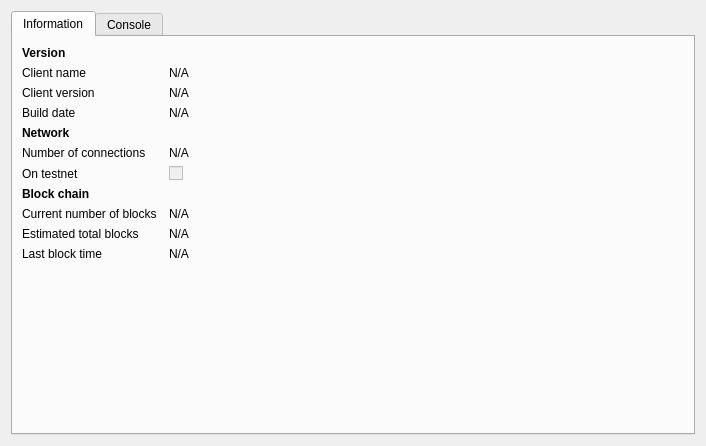
The window that src/qt/forms/rpcconsole.ui (ezaruba/paccoin-v2) describes before a commit, drawn with Qt 5.
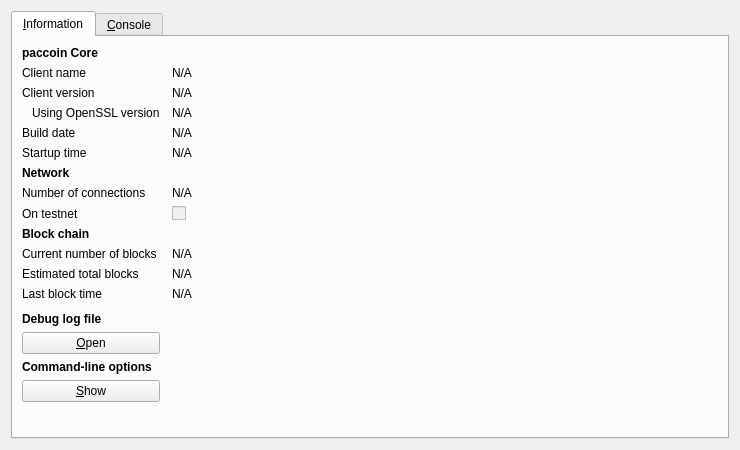
The same window after the commit. Icons and pictures are not drawn.

Commit message:
Wallet Interface
Changes to Wallet Interface

```diff
--- a/src/qt/forms/rpcconsole.ui
+++ b/src/qt/forms/rpcconsole.ui
@@ -6,8 +6,8 @@
    <rect>
     <x>0</x>
     <y>0</y>
-    <width>706</width>
-    <height>446</height>
+    <width>740</width>
+    <height>450</height>
    </rect>
   </property>
   <property name="windowTitle">
@@ -21,12 +21,25 @@
      </property>
      <widget class="QWidget" name="tab_info">
       <attribute name="title">
-       <string>Information</string>
+       <string>&amp;Information</string>
       </attribute>
       <layout class="QGridLayout" name="gridLayout" columnstretch="0,1">
        <property name="horizontalSpacing">
         <number>12</number>
        </property>
+       <item row="0" column="0">
+        <widget class="QLabel" name="label_9">
+         <property name="font">
+          <font>
+           <weight>75</weight>
+           <bold>true</bold>
+          </font>
+         </property>
+         <property name="text">
+          <string>paccoin Core</string>
+         </property>
+        </widget>
+       </item>
        <item row="1" column="0">
         <widget class="QLabel" name="label_5">
          <property name="text">
@@ -67,20 +80,79 @@
          </property>
         </widget>
        </item>
-       <item row="0" column="0">
-        <widget class="QLabel" name="label_9">
-         <property name="font">
-          <font>
-           <weight>75</weight>
-           <bold>true</bold>
-          </font>
+       <item row="3" column="0">
+        <widget class="QLabel" name="label_14">
+         <property name="text">
+          <string>Using OpenSSL version</string>
          </property>
+         <property name="indent">
+          <number>10</number>
+         </property>
+        </widget>
+       </item>
+       <item row="3" column="1">
+        <widget class="QLabel" name="openSSLVersion">
+         <property name="cursor">
+          <cursorShape>IBeamCursor</cursorShape>
+         </property>
          <property name="text">
-          <string>Version</string>
+          <string>N/A</string>
+         </property>
+         <property name="textFormat">
+          <enum>Qt::PlainText</enum>
+         </property>
+         <property name="textInteractionFlags">
+          <set>Qt::LinksAccessibleByMouse|Qt::TextSelectableByKeyboard|Qt::TextSelectableByMouse</set>
          </property>
         </widget>
        </item>
        <item row="4" column="0">
+        <widget class="QLabel" name="label_12">
+         <property name="text">
+          <string>Build date</string>
+         </property>
+        </widget>
+       </item>
+       <item row="4" column="1">
+        <widget class="QLabel" name="buildDate">
+         <property name="cursor">
+          <cursorShape>IBeamCursor</cursorShape>
+         </property>
+         <property name="text">
+          <string>N/A</string>
+         </property>
+         <property name="textFormat">
+          <enum>Qt::PlainText</enum>
+         </property>
+         <property name="textInteractionFlags">
+          <set>Qt::LinksAccessibleByMouse|Qt::TextSelectableByKeyboard|Qt::TextSelectableByMouse</set>
+         </property>
+        </widget>
+       </item>
+       <item row="5" column="0">
+        <widget class="QLabel" name="label_13">
+         <property name="text">
+          <string>Startup time</string>
+         </property>
+        </widget>
+       </item>
+       <item row="5" column="1">
+        <widget class="QLabel" name="startupTime">
+         <property name="cursor">
+          <cursorShape>IBeamCursor</cursorShape>
+         </property>
+         <property name="text">
+          <string>N/A</string>
+         </property>
+         <property name="textFormat">
+          <enum>Qt::PlainText</enum>
+         </property>
+         <property name="textInteractionFlags">
+          <set>Qt::LinksAccessibleByMouse|Qt::TextSelectableByKeyboard|Qt::TextSelectableByMouse</set>
+         </property>
+        </widget>
+       </item>
+       <item row="6" column="0">
         <widget class="QLabel" name="label_11">
          <property name="font">
           <font>
@@ -93,14 +165,14 @@
          </property>
         </widget>
        </item>
-       <item row="5" column="0">
+       <item row="7" column="0">
         <widget class="QLabel" name="label_7">
          <property name="text">
           <string>Number of connections</string>
          </property>
         </widget>
        </item>
-       <item row="5" column="1">
+       <item row="7" column="1">
         <widget class="QLabel" name="numberOfConnections">
          <property name="text">
           <string>N/A</string>
@@ -113,14 +185,14 @@
          </property>
         </widget>
        </item>
-       <item row="6" column="0">
+       <item row="8" column="0">
         <widget class="QLabel" name="label_8">
          <property name="text">
           <string>On testnet</string>
          </property>
         </widget>
        </item>
-       <item row="6" column="1">
+       <item row="8" column="1">
         <widget class="QCheckBox" name="isTestNet">
          <property name="enabled">
           <bool>false</bool>
@@ -130,7 +202,7 @@
          </property>
         </widget>
        </item>
-       <item row="7" column="0">
+       <item row="9" column="0">
         <widget class="QLabel" name="label_10">
          <property name="font">
           <font>
@@ -143,14 +215,14 @@
          </property>
         </widget>
        </item>
-       <item row="8" column="0">
+       <item row="10" column="0">
         <widget class="QLabel" name="label_3">
          <property name="text">
           <string>Current number of blocks</string>
          </property>
         </widget>
        </item>
-       <item row="8" column="1">
+       <item row="10" column="1">
         <widget class="QLabel" name="numberOfBlocks">
          <property name="text">
           <string>N/A</string>
@@ -163,14 +235,14 @@
          </property>
         </widget>
        </item>
-       <item row="9" column="0">
+       <item row="11" column="0">
         <widget class="QLabel" name="label_4">
          <property name="text">
           <string>Estimated total blocks</string>
          </property>
         </widget>
        </item>
-       <item row="9" column="1">
+       <item row="11" column="1">
         <widget class="QLabel" name="totalBlocks">
          <property name="text">
           <string>N/A</string>
@@ -183,14 +255,14 @@
          </property>
         </widget>
        </item>
-       <item row="10" column="0">
+       <item row="12" column="0">
         <widget class="QLabel" name="label_2">
          <property name="text">
           <string>Last block time</string>
          </property>
         </widget>
        </item>
-       <item row="10" column="1">
+       <item row="12" column="1">
         <widget class="QLabel" name="lastBlockTime">
          <property name="text">
           <string>N/A</string>
@@ -203,7 +275,72 @@
          </property>
         </widget>
        </item>
-       <item row="11" column="0">
+       <item row="13" column="0">
+        <spacer name="verticalSpacer_2">
+         <property name="orientation">
+          <enum>Qt::Vertical</enum>
+         </property>
+         <property name="sizeHint" stdset="0">
+          <size>
+           <width>20</width>
+           <height>20</height>
+          </size>
+         </property>
+        </spacer>
+       </item>
+       <item row="14" column="0">
+        <widget class="QLabel" name="labelDebugLogfile">
+         <property name="font">
+          <font>
+           <weight>75</weight>
+           <bold>true</bold>
+          </font>
+         </property>
+         <property name="text">
+          <string>Debug log file</string>
+         </property>
+        </widget>
+       </item>
+       <item row="15" column="0">
+        <widget class="QPushButton" name="openDebugLogfileButton">
+         <property name="toolTip">
+          <string>Open the paccoin debug log file from the current data directory. This can take a few seconds for large log files.</string>
+         </property>
+         <property name="text">
+          <string>&amp;Open</string>
+         </property>
+         <property name="autoDefault">
+          <bool>false</bool>
+         </property>
+        </widget>
+       </item>
+       <item row="16" column="0">
+        <widget class="QLabel" name="labelCLOptions">
+         <property name="font">
+          <font>
+           <weight>75</weight>
+           <bold>true</bold>
+          </font>
+         </property>
+         <property name="text">
+          <string>Command-line options</string>
+         </property>
+        </widget>
+       </item>
+       <item row="17" column="0">
+        <widget class="QPushButton" name="showCLOptionsButton">
+         <property name="toolTip">
+          <string>Show the paccoin-Qt help message to get a list with possible paccoin command-line options.</string>
+         </property>
+         <property name="text">
+          <string>&amp;Show</string>
+         </property>
+         <property name="autoDefault">
+          <bool>false</bool>
+         </property>
+        </widget>
+       </item>
+       <item row="18" column="0">
         <spacer name="verticalSpacer">
          <property name="orientation">
           <enum>Qt::Vertical</enum>
@@ -216,25 +353,11 @@
          </property>
         </spacer>
        </item>
-       <item row="3" column="0">
-        <widget class="QLabel" name="label_12">
-         <property name="text">
-          <string>Build date</string>
-         </property>
-        </widget>
-       </item>
-       <item row="3" column="1">
-        <widget class="QLabel" name="buildDate">
-         <property name="text">
-          <string>N/A</string>
-         </property>
-        </widget>
-       </item>
       </layout>
      </widget>
      <widget class="QWidget" name="tab_console">
       <attribute name="title">
-       <string>Console</string>
+       <string>&amp;Console</string>
       </attribute>
       <layout class="QVBoxLayout" name="verticalLayout_3">
        <property name="spacing">
```
Left out of the diff: 22 changed lines with no effect on the pictures. The commit also changes 1 other file.
